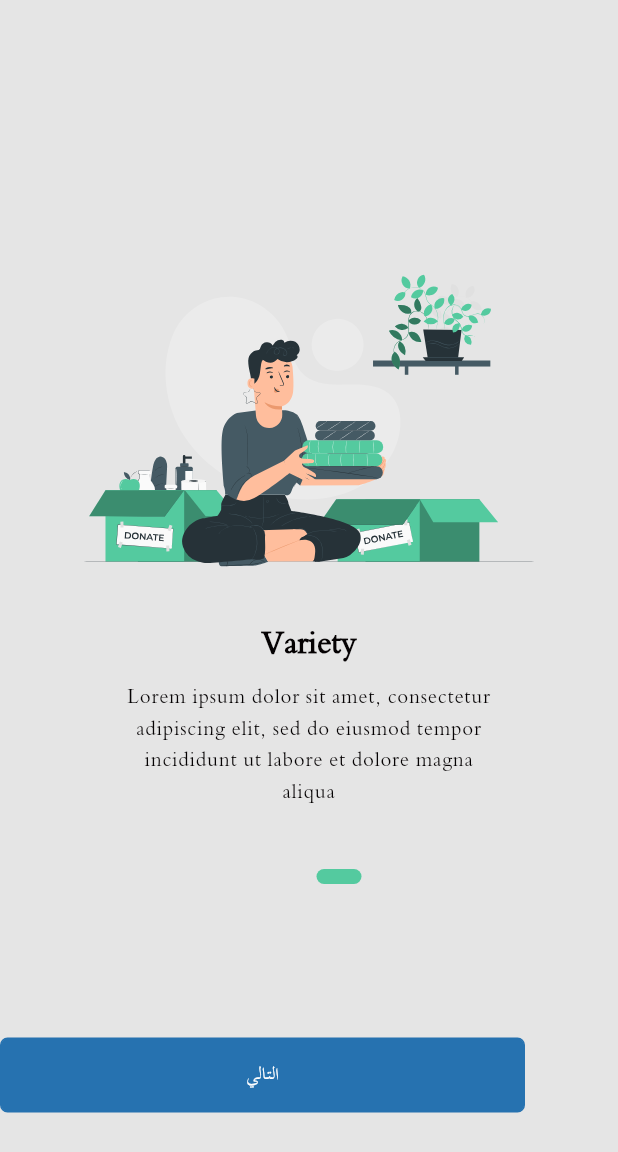
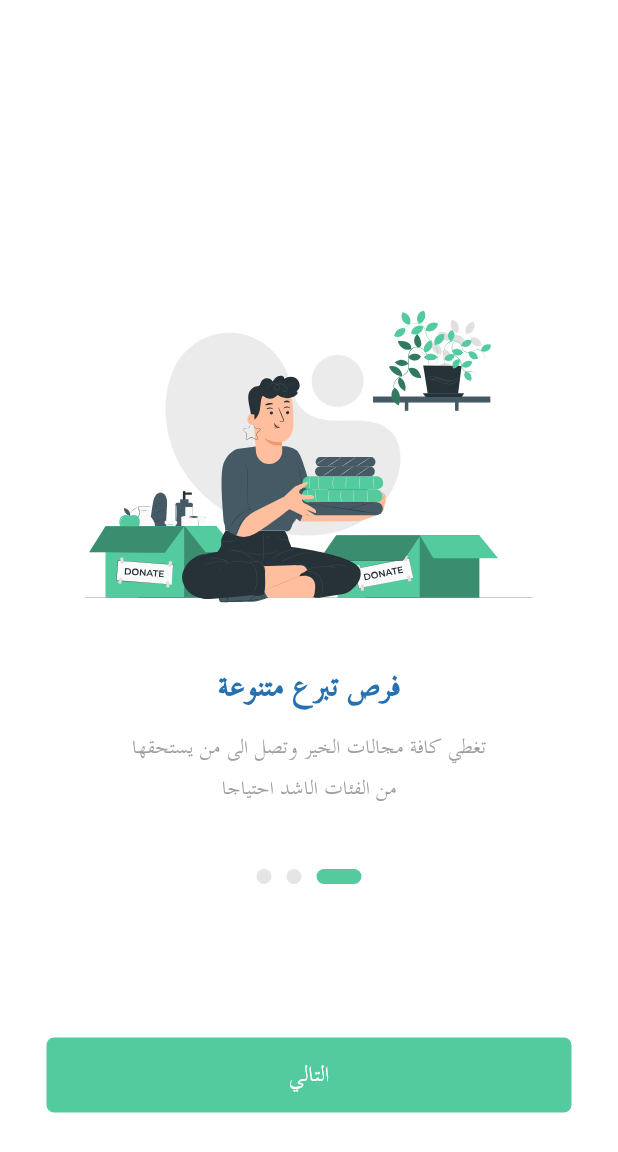
Before and after one commit to Atou4/sahim, a Flutter app: the screen it shows after launch, on a phone screen of 412 x 824 dp. Shown: the top 1152 px of the screen. Run offline on Flutter 3.47's test engine with Material 2 defaults, Android fonts, the phone set to English and light mode, and no system bars; our stand-ins replace flutter_svg.

Commit message:
finished onboard

```diff
--- a/lib/screens/onboarding_pages.dart
+++ b/lib/screens/onboarding_pages.dart
@@ -20,22 +20,22 @@ class _OnboardState extends State<Onboard> {
 
   final List<Widget> _pages = [
     const SliderPage(
-        color: SahimColors.grey,
-        title: "Variety",
+        color: SahimColors.white,
+        title: "فرص تبرع متنوعة",
         description:
-            "Lorem ipsum dolor sit amet, consectetur adipiscing elit, sed do eiusmod tempor incididunt ut labore et dolore magna aliqua",
+            "تغطي كافة مجالات الخير وتصل الى من يستحقها من الفئات الاشد احتياجا",
         image: "assets/illustrations/charity.svg"),
     const SliderPage(
-        color: SahimColors.grey,
-        title: "Speed",
+        color: SahimColors.white,
+        title: "طرق دفع امنة و سهلة",
         description:
-            "Ut enim ad minim veniam, quis nostrud exercitation ullamco laboris nisi ut aliquip ex ea commodo consequat",
+            "عبر خيارات متعددة تسهل عملية التبرع",
         image: "assets/illustrations/payment.svg"),
     const SliderPage(
-        color: SahimColors.grey,
-        title: "Commitment",
+        color: SahimColors.white,
+        title: "متابعة الاحصائيات الخاصة",
         description:
-            "Duis aute irure dolor in reprehenderit in voluptate velit esse cillum dolore eu fugiat nulla pariatur",
+            "عبر الاطلاع على سجلات تبرعاتك السابقة من خلال حسابك الشخصي",
         image: "assets/illustrations/stats.svg"),
   ];
 
@@ -48,6 +48,7 @@ class _OnboardState extends State<Onboard> {
   @override
   Widget build(BuildContext context) {
     return Scaffold(
+      backgroundColor: SahimColors.white,
       //wrappit with a container
       body: Column(
         crossAxisAlignment: CrossAxisAlignment.center,
@@ -83,23 +84,20 @@ class _OnboardState extends State<Onboard> {
                               borderRadius: BorderRadius.circular(5),
                               color: (index == _currentPage)
                                   ? SahimColors.green
-                                  : SahimColors.grey.withOpacity(0.5)));
+                                  : SahimColors.grey));
                     })),
                 (_currentPage == (_pages.length - 1))
                     //the size of the button is 200
-                    ? Expanded(
+                    ?Expanded(
                         child: SizedBox(
                           width: double.infinity,
                           child: Column(
-                            mainAxisAlignment: MainAxisAlignment.end,
+                            mainAxisAlignment: MainAxisAlignment.center,
                             children: [
-                              const SizedBox(
-                                height: 10,
-                              ),
                               MainButton(
                               text: "التالي",
                               textcolor: SahimColors.white,
-                                buttoncolor: SahimColors.blue,
+                              buttoncolor: SahimColors.green,
                               onpressed: () {
                                 if (_currentPage == (_pages.length - 1)) {
                                   Navigator.push(
@@ -108,38 +106,35 @@ class _OnboardState extends State<Onboard> {
                                           builder: (_) => const BottomNav()));
                                 }
                               },
-                                bordercolor:SahimColors.blue,
+                              bordercolor:SahimColors.green,
                               ),
                             ],
                           ),
                         ),
                       )
-                    : Expanded(
+
+                    :Expanded(
                         child: SizedBox(
                           width: double.infinity,
                           child: Column(
                             mainAxisAlignment: MainAxisAlignment.center,
-                            crossAxisAlignment: CrossAxisAlignment.end,
                             children: [
-                              Padding(
-                                padding: const EdgeInsets.only(right: 20.0),
-                                child: MainButton(
+                              MainButton(
                               text: "التالي",
                               textcolor: SahimColors.white,
-                                buttoncolor: SahimColors.blue,
+                              buttoncolor: SahimColors.green,
                               onpressed: () {
                                 _controller.nextPage(
                                       duration:
                                           const Duration(milliseconds: 200),
                                       curve: Curves.easeInOutQuint);
                               },
-                                bordercolor:SahimColors.blue,
-                              ),
+                              bordercolor:SahimColors.green,
                               ),
                             ],
                           ),
                         ),
-                      ),
+                      ) ,
                 const SizedBox(
                   height: 10,
                 )
--- a/lib/theme/theme_provider.dart
+++ b/lib/theme/theme_provider.dart
@@ -14,22 +14,22 @@
 
     colorScheme: const ColorScheme.dark(),
     textTheme: const TextTheme(
-      headline4: TextStyle(fontSize: 22, fontWeight: FontWeight.w600,color: SahimColors.dark),
-      headline5: TextStyle(fontSize: 22, fontWeight: FontWeight.w400,color: SahimColors.dark),
+      headline4: TextStyle(fontSize: 26, fontWeight: FontWeight.w600,color: SahimColors.blue),
+      headline5: TextStyle(fontSize: 26, fontWeight: FontWeight.w400,color: SahimColors.blue),
       headline6: TextStyle(
-          fontSize: 18, fontWeight: FontWeight.w500, letterSpacing: 0.15,color: SahimColors.dark),
+          fontSize: 18, fontWeight: FontWeight.w500, letterSpacing: 0.15,color: SahimColors.blue),
       subtitle1: TextStyle(
-          fontSize: 14, fontWeight: FontWeight.w400, letterSpacing: 0.15,color: SahimColors.dark),
+          fontSize: 14, fontWeight: FontWeight.w400, letterSpacing: 0.15,color: SahimColors.blue),
       subtitle2: TextStyle(
           fontSize: 13, fontWeight: FontWeight.w500, letterSpacing: 0.1,color: SahimColors.green),
       bodyText1: TextStyle(
-          fontSize: 14, fontWeight: FontWeight.w400, letterSpacing: 0.5,color: SahimColors.dark),
+          fontSize: 14, fontWeight: FontWeight.w400, letterSpacing: 0.5,color: SahimColors.blue),
       bodyText2: TextStyle(
-          fontSize: 13, fontWeight: FontWeight.w400, letterSpacing: 0.25,color: SahimColors.orange),
+          fontSize: 18, fontWeight: FontWeight.w400, letterSpacing: 0.25,color: SahimColors.grey),
       button: TextStyle(
-          fontSize: 16, fontWeight: FontWeight.w500, letterSpacing: 1.25,color: SahimColors.dark),
+          fontSize: 20, fontWeight: FontWeight.w500, letterSpacing: 1.25,color: SahimColors.blue),
       caption: TextStyle(
-          fontSize: 11, fontWeight: FontWeight.w400, letterSpacing: 0.4,color: SahimColors.dark),
+          fontSize: 11, fontWeight: FontWeight.w400, letterSpacing: 0.4,color: SahimColors.blue),
       overline: TextStyle(
           fontSize: 12, fontWeight: FontWeight.w500, letterSpacing: 1.5,color: SahimColors.grey),
     ),
--- a/lib/widgets/slider_page.dart
+++ b/lib/widgets/slider_page.dart
@@ -1,5 +1,6 @@
 import 'package:flutter/material.dart';
 import 'package:flutter_svg/svg.dart';
+import 'package:sahim/theme/colors.dart';
 
 class SliderPage extends StatelessWidget {
   final String title;
@@ -34,7 +35,7 @@ class SliderPage extends StatelessWidget {
             padding: const EdgeInsets.symmetric(horizontal: 80),
             child: Text(
               description,
-              style:Theme.of(context).textTheme.bodyText1,
+              style:Theme.of(context).textTheme.bodyText2!.copyWith(color: Colors.grey),
               textAlign: TextAlign.center,
             ),
           ),
```
Lines whose indentation alone changed are shown as unchanged.
